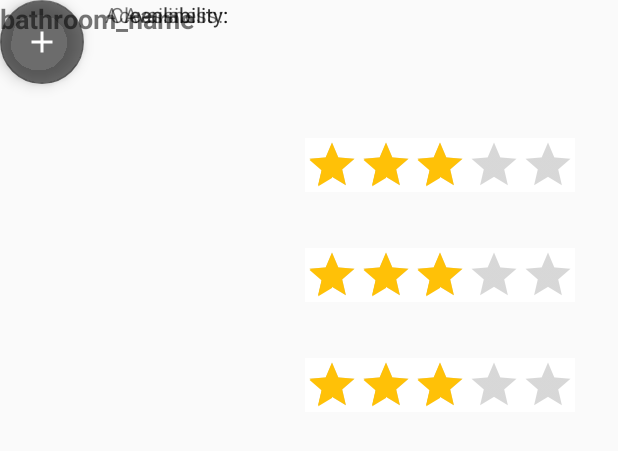
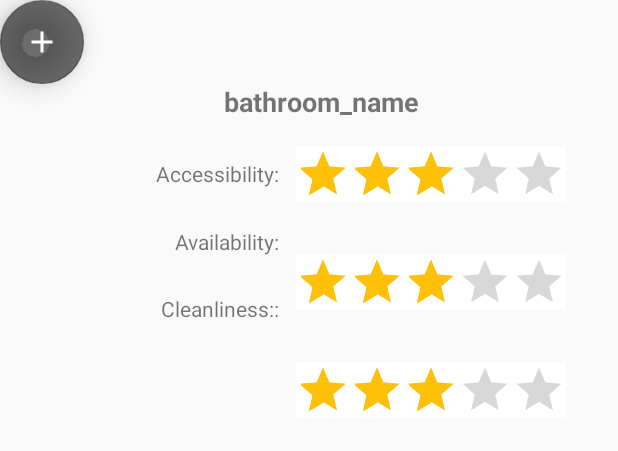
Before and after one commit to salockhart-university/CrapMap, an Android app: the layout activity_preview_bathroom.xml on its own in the app's theme, with its tools: preview values and no code run, on a phone screen of 412 x 824 dp. Shown: the top 451 px of the screen. Run offline under Robolectric (Android 15) with nearby library versions, the phone set to English and light mode, and no system bars.

Commit message:
remove unneeded code, refactor layout in preview

```diff
--- a/app/app/src/main/java/ca/team2/crapmap/PreviewBathroomActivity.java
+++ b/app/app/src/main/java/ca/team2/crapmap/PreviewBathroomActivity.java
@@ -65,12 +65,11 @@ public class PreviewBathroomActivity extends AppCompatActivity {
         for(int i = 0; i < reviewCount ; i++){
             Review tempReview = reviewList.get(i);
             float cleanlinessT, accessibilityT, availabilityT;
-            String commentT, userNameT;
+
             cleanlinessT = tempReview.getCleanliness();
             accessibilityT = tempReview.getAccessibility();
             availabilityT = tempReview.getAvailability();
-            commentT = tempReview.getReview();
-            userNameT = tempReview.getUser().toString();
+
             avgClean += cleanlinessT;
             avgAccess += accessibilityT;
             avgAvail += availabilityT;
@@ -119,11 +118,12 @@ public class PreviewBathroomActivity extends AppCompatActivity {
             RatingBar avail = (RatingBar) itemView.findViewById(R.id.rb_avail);
             RatingBar clean = (RatingBar) itemView.findViewById(R.id.rb_clean);
             TextView comment = (TextView) itemView.findViewById(R.id.text_comment);
-            if(currentReview.getUser().toString() == null){
+            user.setText("Anon");//TODO temp solution
+            /*if(currentReview.getUser().toString() == null){
                 user.setText("Anon");//If no name given, print anon
             }else {
                 user.setText(currentReview.getUser().toString());//TODO no username is stored
-            }
+            }*/
 
             access.setRating(currentReview.getAccessibility());
             avail.setRating(currentReview.getAvailability());
--- a/app/app/src/main/res/layout/activity_preview_bathroom.xml
+++ b/app/app/src/main/res/layout/activity_preview_bathroom.xml
@@ -1,15 +1,39 @@
 <?xml version="1.0" encoding="utf-8"?>
-<LinearLayout xmlns:android="http://schemas.android.com/apk/res/android"
+<android.support.constraint.ConstraintLayout xmlns:android="http://schemas.android.com/apk/res/android"
     xmlns:app="http://schemas.android.com/apk/res-auto"
     xmlns:tools="http://schemas.android.com/tools"
-    android:orientation="vertical" android:layout_width="match_parent"
+    android:layout_width="match_parent"
     android:layout_height="match_parent"
     android:weightSum="1">
 
+    <android.support.design.widget.FloatingActionButton
+        android:id="@+id/fab_newComment"
+        android:layout_width="wrap_content"
+        android:layout_height="wrap_content"
+        android:layout_alignParentBottom="true"
+        android:layout_alignParentEnd="true"
+        android:layout_marginEnd="9dp"
+        android:src="@drawable/ic_add_white_24dp"
+        app:backgroundTint="@color/common_google_signin_btn_text_light_default"
+        app:elevation="12dp"
+        tools:layout_editor_absoluteX="312dp"
+        tools:layout_editor_absoluteY="439dp" />
+
     <android.support.constraint.ConstraintLayout
-        android:layout_width="match_parent"
-        android:layout_height="match_parent"
-        android:layout_weight="0.34">
+        android:layout_width="0dp"
+        android:layout_height="0dp"
+        tools:layout_constraintTop_creator="1"
+        tools:layout_constraintRight_creator="1"
+        tools:layout_constraintBottom_creator="1"
+        android:layout_marginStart="8dp"
+        app:layout_constraintBottom_toBottomOf="parent"
+        android:layout_marginEnd="8dp"
+        app:layout_constraintRight_toRightOf="parent"
+        android:layout_marginTop="8dp"
+        tools:layout_constraintLeft_creator="1"
+        android:layout_marginBottom="8dp"
+        app:layout_constraintLeft_toLeftOf="parent"
+        app:layout_constraintTop_toTopOf="parent">
 
         <RatingBar
             android:id="@+id/rating_average_accessibility"
@@ -76,33 +100,53 @@
 
         <TextView
             android:id="@+id/text_cleanliness"
-            android:layout_width="152dp"
+            android:layout_width="0dp"
             android:layout_height="19dp"
             android:text="Cleanliness::"
             android:textAlignment="textEnd"
             android:textSize="14sp"
-            tools:layout_editor_absoluteX="16dp"
-            tools:layout_editor_absoluteY="152dp" />
+            tools:layout_constraintTop_creator="1"
+            tools:layout_constraintRight_creator="1"
+            app:layout_constraintRight_toRightOf="@+id/text_availability"
+            android:layout_marginTop="25dp"
+            app:layout_constraintTop_toBottomOf="@+id/text_availability"
+            tools:layout_constraintLeft_creator="1"
+            app:layout_constraintLeft_toLeftOf="@+id/text_availability" />
 
         <TextView
             android:id="@+id/text_availability"
-            android:layout_width="152dp"
+            android:layout_width="0dp"
             android:layout_height="19dp"
             android:text="Availability:"
             android:textAlignment="textEnd"
             android:textSize="14sp"
-            tools:layout_editor_absoluteX="16dp"
-            tools:layout_editor_absoluteY="108dp" />
+            tools:layout_constraintTop_creator="1"
+            tools:layout_constraintRight_creator="1"
+            app:layout_constraintRight_toRightOf="@+id/text_accessibility"
+            android:layout_marginTop="25dp"
+            app:layout_constraintTop_toBottomOf="@+id/text_accessibility"
+            tools:layout_constraintLeft_creator="1"
+            app:layout_constraintLeft_toLeftOf="@+id/text_accessibility" />
 
         <TextView
             android:id="@+id/text_accessibility"
-            android:layout_width="152dp"
-            android:layout_height="19dp"
+            android:layout_width="0dp"
+            android:layout_height="0dp"
             android:text="Accessibility:"
             android:textAlignment="textEnd"
             android:textSize="14sp"
-            tools:layout_editor_absoluteX="16dp"
-            tools:layout_editor_absoluteY="64dp" />
+            app:layout_constraintRight_toLeftOf="@+id/rating_average_accessibility"
+            tools:layout_constraintTop_creator="1"
+            tools:layout_constraintRight_creator="1"
+            tools:layout_constraintBottom_creator="1"
+            android:layout_marginStart="16dp"
+            app:layout_constraintBottom_toBottomOf="@+id/rating_average_accessibility"
+            android:layout_marginEnd="11dp"
+            android:layout_marginTop="8dp"
+            tools:layout_constraintLeft_creator="1"
+            android:layout_marginBottom="8dp"
+            app:layout_constraintLeft_toLeftOf="parent"
+            app:layout_constraintTop_toTopOf="@+id/rating_average_accessibility" />
 
         <TextView
             android:id="@+id/text_bathroom"
@@ -112,27 +156,27 @@
             android:textAlignment="center"
             android:textSize="18sp"
             android:textStyle="bold"
-            tools:layout_editor_absoluteX="126dp"
-            tools:layout_editor_absoluteY="16dp" />
-
-        <android.support.design.widget.FloatingActionButton
-            android:id="@+id/fab_newComment"
-            android:layout_width="wrap_content"
-            android:layout_height="wrap_content"
-            android:layout_alignParentBottom="true"
-            android:layout_alignParentEnd="true"
-            android:layout_margin="@dimen/fab_margin"
-            android:src="@drawable/ic_add_white_24dp"
-            app:backgroundTint="@color/common_google_signin_btn_text_light_default"
-            tools:layout_editor_absoluteY="430dp"
-            tools:layout_editor_absoluteX="303dp" />
+            tools:layout_constraintRight_creator="1"
+            tools:layout_constraintBottom_creator="1"
+            app:layout_constraintBottom_toTopOf="@+id/rating_average_accessibility"
+            android:layout_marginStart="110dp"
+            android:layout_marginEnd="110dp"
+            app:layout_constraintRight_toRightOf="parent"
+            tools:layout_constraintLeft_creator="1"
+            android:layout_marginBottom="18dp"
+            app:layout_constraintLeft_toLeftOf="@+id/text_accessibility" />
 
         <ListView
             android:id="@+id/review_listView"
-            android:layout_width="358dp"
+            android:layout_width="0dp"
             android:layout_height="314dp"
-            tools:layout_editor_absoluteX="13dp"
-            tools:layout_editor_absoluteY="188dp" />
+            tools:layout_constraintTop_creator="1"
+            tools:layout_constraintRight_creator="1"
+            app:layout_constraintRight_toRightOf="parent"
+            android:layout_marginTop="13dp"
+            app:layout_constraintTop_toBottomOf="@+id/rating_average_cleanliness"
+            tools:layout_constraintLeft_creator="1"
+            app:layout_constraintLeft_toLeftOf="parent" />
 
     </android.support.constraint.ConstraintLayout>
-</LinearLayout>
+</android.support.constraint.ConstraintLayout>
```
